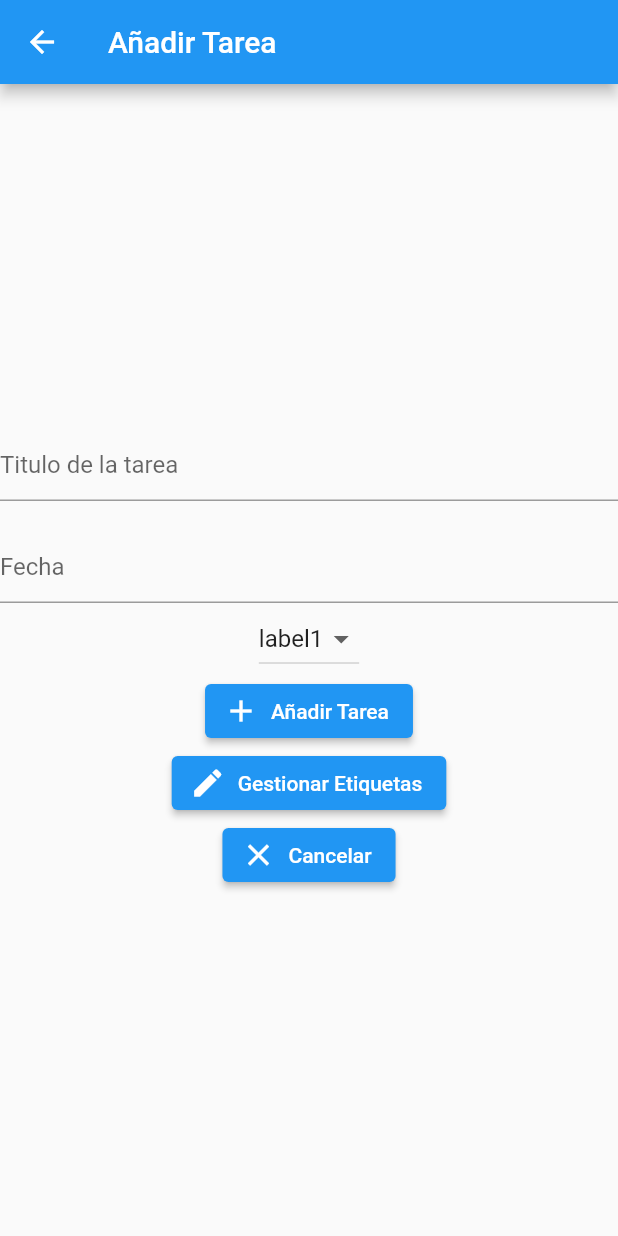
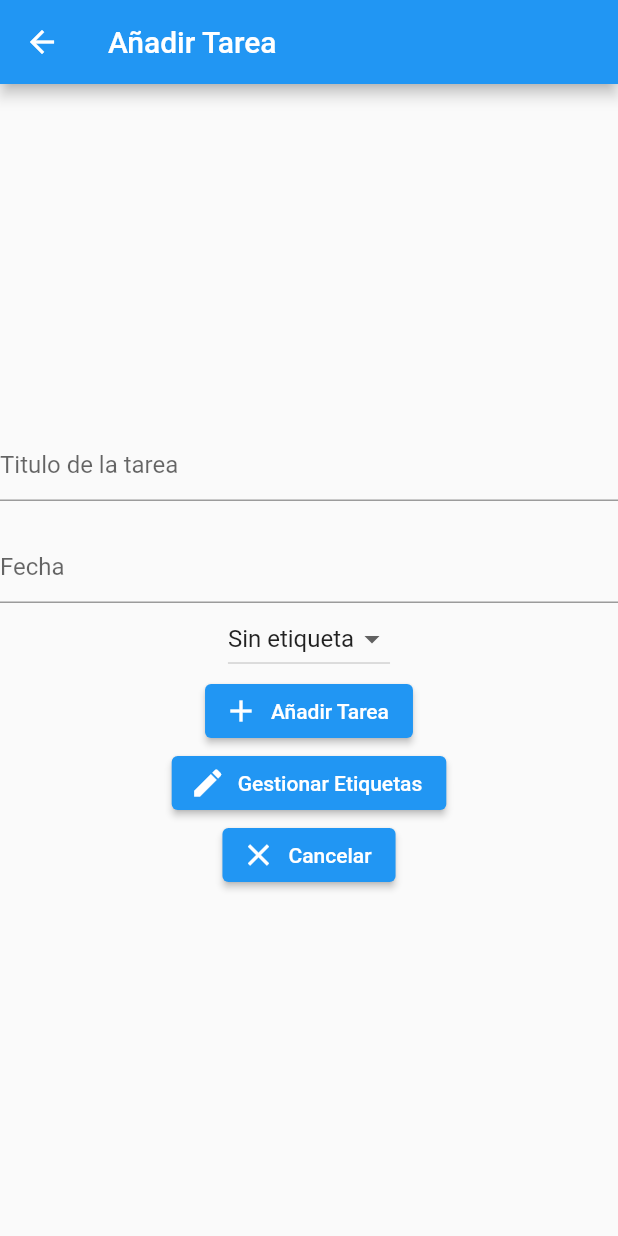
Before and after one commit to AleFlores15/Flutter-To-Do-List, a Flutter app: the LabelsForm screen opened directly, after a tap on "Cerrar", on a phone screen of 412 x 824 dp. Run offline on Flutter 3.47's test engine with Material 2 defaults, Android fonts, the phone set to English and light mode, and no system bars; our stand-ins replace equatable, flutter_bloc, flutter_datetime_picker.

Commit message:
solo falta eliminar y editar :,v

```diff
--- a/lib/bloc/label_cubit.dart
+++ b/lib/bloc/label_cubit.dart
@@ -3,7 +3,7 @@ import 'label_state.dart';
 import 'package:flutter_to_do_list/services/labels_service.dart';
 
 class Labels{
-  static List <LabelProps> labelsdata=[ LabelProps(id: 0, content: 'label1')];
+  static List <LabelProps> labelsdata=[ LabelProps(id: 0, content: 'Sin etiqueta')];
 
 }
 
--- a/lib/screens/todoform.dart
+++ b/lib/screens/todoform.dart
@@ -13,6 +13,7 @@ import 'package:intl/intl.dart';
 
 
 class Todo extends StatelessWidget {
+
   final _tituloController = TextEditingController();
   final _fechaController = TextEditingController();
 
@@ -32,6 +33,7 @@ class Todo extends StatelessWidget {
           mainAxisAlignment: MainAxisAlignment.center,
           children: [
             BlocBuilder<LabelsCubit, LabelState>(
+
               builder: (context, state) {
                 return Column(
                   children: [
@@ -68,6 +70,7 @@ class Todo extends StatelessWidget {
                   ),
 
                     DropdownButton<String>(
+
                       value: state.selected,
                       onChanged: (String? newValue) {
                         context
```
